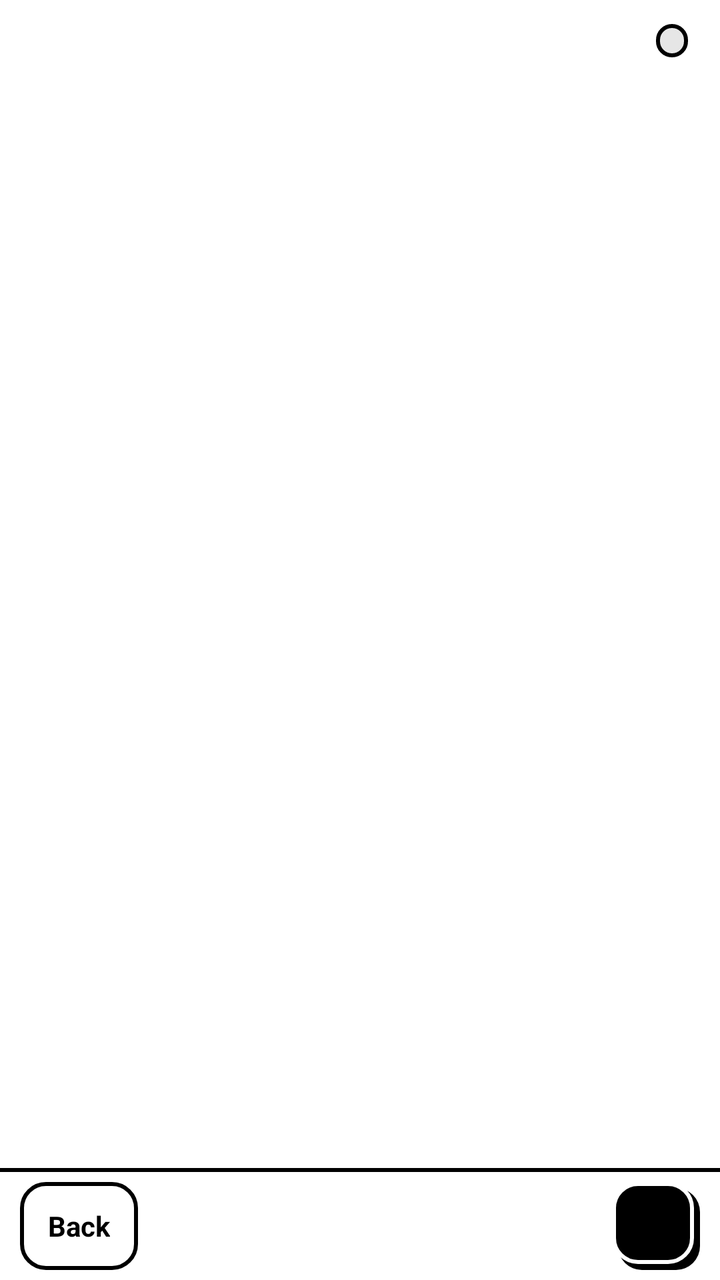
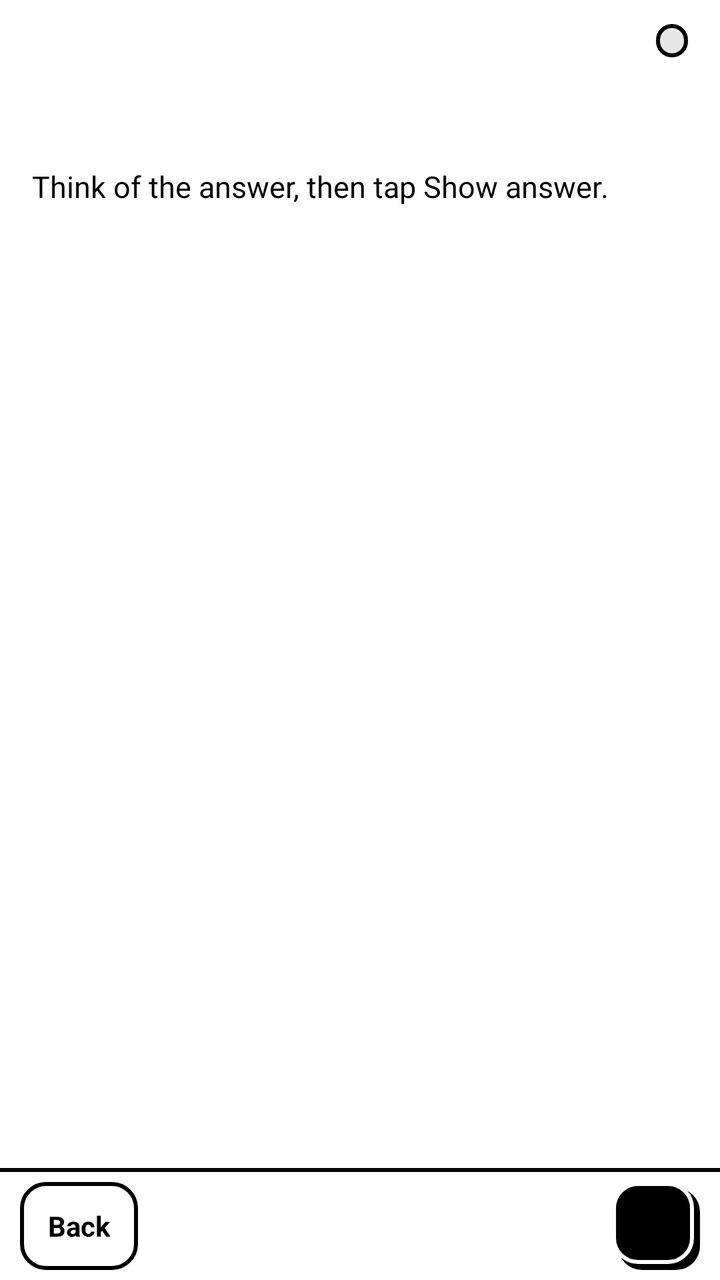

The first picture is an Android layout as it rendered before a commit; the second is the same layout after the commit. The layout source and the unified diff follow.
<!-- AndroidManifest.xml: application theme AppTheme -->
<!-- res/layout/flashcards.xml -->
<?xml version="1.0" encoding="utf-8"?>
<FrameLayout xmlns:android="http://schemas.android.com/apk/res/android"
    android:layout_width="match_parent"
    android:layout_height="match_parent">

    <LinearLayout
        android:layout_width="match_parent"
        android:layout_height="match_parent"
        android:orientation="vertical">

        <LinearLayout
            android:layout_width="match_parent"
            android:layout_height="wrap_content"
            android:gravity="center_vertical"
            android:orientation="horizontal"
            android:paddingLeft="16dp"
            android:paddingTop="12dp"
            android:paddingRight="16dp">

            <TextView
                android:id="@+id/theme"
                style="@style/Ds.Label"
                android:layout_width="0dp"
                android:layout_weight="1" />

            <TextView android:id="@+id/box" style="@style/Ds.Pill" />
        </LinearLayout>

        <TextView
            android:id="@+id/question"
            style="@style/Ds.Text"
            android:paddingLeft="16dp"
            android:paddingTop="10dp"
            android:paddingRight="16dp"
            android:textSize="18sp"
            android:textStyle="bold" />

        <LinearLayout
            android:id="@+id/back_side"
            style="@style/Ds.Card"
            android:layout_width="match_parent"
            android:layout_height="wrap_content"
            android:layout_marginLeft="16dp"
            android:layout_marginTop="14dp"
            android:layout_marginRight="16dp"
            android:orientation="vertical"
            android:visibility="gone">

            <TextView
                android:id="@+id/answer"
                style="@style/Ds.Text"
                android:textStyle="bold" />

            <TextView
                android:id="@+id/why"
                style="@style/Ds.Text"
                android:paddingTop="6dp"
                android:textSize="15sp" />
        </LinearLayout>

        <View android:layout_width="match_parent" android:layout_height="0dp" android:layout_weight="1" />

        <LinearLayout
            android:id="@+id/grade"
            android:layout_width="match_parent"
            android:layout_height="wrap_content"
            android:orientation="vertical"
            android:paddingLeft="16dp"
            android:paddingRight="16dp"
            android:paddingBottom="12dp"
            android:visibility="gone">

            <TextView android:id="@+id/knew" style="@style/Ds.Choice" android:layout_marginBottom="10dp" android:text="@string/cards_knew" />

            <TextView android:id="@+id/not_yet" style="@style/Ds.Choice" android:text="@string/cards_not_yet" />
        </LinearLayout>

        <LinearLayout style="@style/Ds.Bar">

            <TextView android:id="@+id/back" style="@style/Ds.Button" android:text="@string/back" />

            <TextView android:id="@+id/status" style="@style/Ds.BarStatus" />

            <TextView android:id="@+id/primary" style="@style/Ds.Button.Primary" />
        </LinearLayout>
    </LinearLayout>

    <View
        android:id="@+id/flash"
        android:layout_width="match_parent"
        android:layout_height="match_parent"
        android:visibility="gone" />
</FrameLayout>
<!-- resources referenced by this layout -->
<resources>
  <string name="back">Back</string>
  <string name="cards_knew">I knew it</string>
  <string name="cards_not_yet">Not yet</string>
  <style name="Ds.BarStatus" parent="Ds.Mono">
          <item name="android:layout_width">0dp</item>
          <item name="android:layout_weight">1</item>
          <item name="android:gravity">center</item>
          <item name="android:textSize">12sp</item>
      </style>
  <style name="Ds.Button.Primary">
          
          <item name="android:paddingRight">17dp</item>
          <item name="android:paddingBottom">3dp</item>
          <item name="android:textColor">@color/ds_paper</item>
          <item name="android:background">@drawable/ds_button_primary</item>
      </style>
  <style name="Ds.Card">
          <item name="android:background">@drawable/ds_card</item>
          <item name="android:paddingLeft">12dp</item>
          <item name="android:paddingTop">10dp</item>
          <item name="android:paddingRight">16dp</item>
          <item name="android:paddingBottom">14dp</item>
      </style>
  <style name="Ds.Choice" parent="Ds.Button">
          <item name="android:layout_width">match_parent</item>
          <item name="android:layout_height">@dimen/ds_choice</item>
          <item name="android:gravity">center_vertical</item>
          <item name="android:textSize">15sp</item>
      </style>
  <style name="Ds.Label">
          <item name="android:layout_width">wrap_content</item>
          <item name="android:layout_height">wrap_content</item>
          <item name="android:textSize">11sp</item>
          <item name="android:textStyle">bold</item>
          <item name="android:textAllCaps">true</item>
          <item name="android:letterSpacing">0.08</item>
          <item name="android:textColor">@color/ds_ink</item>
      </style>
  <style name="Ds.Text">
          <item name="android:layout_width">match_parent</item>
          <item name="android:layout_height">wrap_content</item>
          <item name="android:textSize">16sp</item>
          <item name="android:lineSpacingMultiplier">1.2</item>
          <item name="android:textColor">@color/ds_ink</item>
      </style>
  <dimen name="ds_bar">56dp</dimen>
  <dimen name="ds_border">2dp</dimen>
  <!-- drawable ds_bar (drawable) -->
  <?xml version="1.0" encoding="utf-8"?>
  <layer-list xmlns:android="http://schemas.android.com/apk/res/android">
      <item><shape><solid android:color="@color/ds_ink" /></shape></item>
      <item android:top="@dimen/ds_border"><shape><solid android:color="@color/ds_paper" /></shape></item>
  </layer-list>
  <style name="Ds.Mono">
          <item name="android:layout_width">wrap_content</item>
          <item name="android:layout_height">wrap_content</item>
          <item name="android:fontFamily">@font/space_mono_bold</item>
          <item name="android:textSize">13sp</item>
          <item name="android:textColor">@color/ds_ink</item>
      </style>
  <dimen name="ds_touch">44dp</dimen>
  <color name="ds_paper">#FFFFFF</color>
  <dimen name="ds_choice">52dp</dimen>
  <color name="ds_ink">#000000</color>
  <!-- drawable ds_pill (drawable) -->
  <?xml version="1.0" encoding="utf-8"?>
  <shape xmlns:android="http://schemas.android.com/apk/res/android">
      <solid android:color="@color/ds_soft" />
      <stroke android:width="@dimen/ds_border" android:color="@color/ds_ink" />
      <corners android:radius="999dp" />
  </shape>
  <!-- drawable ds_shape_ink (drawable) -->
  <?xml version="1.0" encoding="utf-8"?>
  <shape xmlns:android="http://schemas.android.com/apk/res/android">
      <solid android:color="@color/ds_ink" />
      <corners android:radius="@dimen/ds_radius" />
  </shape>
  <dimen name="ds_radius">12dp</dimen>
  <color name="ds_soft">#E6E6E6</color>
</resources>

<!-- the commit's change to res/layout/flashcards.xml (unified diff, before → after) -->
@@ -32,8 +32,17 @@
             android:paddingLeft="16dp"
             android:paddingTop="10dp"
             android:paddingRight="16dp"
-            android:textSize="18sp"
+            android:textSize="24sp"
             android:textStyle="bold" />
+
+        <TextView
+            android:id="@+id/hint"
+            style="@style/Ds.Text"
+            android:paddingLeft="16dp"
+            android:paddingTop="12dp"
+            android:paddingRight="16dp"
+            android:text="@string/cards_hint"
+            android:textSize="15sp" />
 
         <LinearLayout
             android:id="@+id/back_side"
<!-- resource entries referenced after the edit -->
@@ -1,6 +1,7 @@
 <!-- resources referenced by this layout -->
 <resources>
   <string name="back">Back</string>
+  <string name="cards_hint">Think of the answer, then tap Show answer.</string>
   <string name="cards_knew">I knew it</string>
   <string name="cards_not_yet">Not yet</string>
   <style name="Ds.BarStatus" parent="Ds.Mono">
